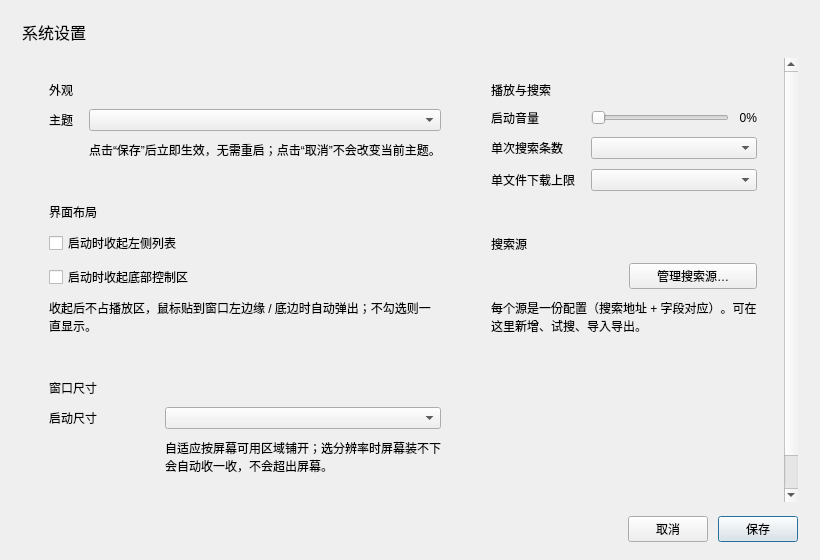
gong1-1989/MusicVideoPlayer, file src/ui/SettingsDialog.ui: the form before one commit.
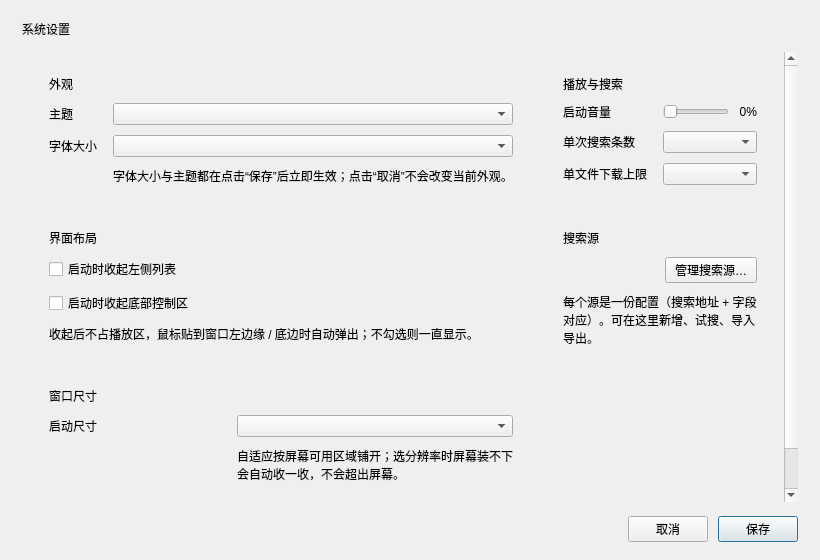
The form after the commit.

```diff
--- a/src/ui/SettingsDialog.ui
+++ b/src/ui/SettingsDialog.ui
@@ -41,7 +41,7 @@
       <string>label_sectionTitle</string>
      </property>
      <property name="styleSheet">
-      <string notr="true">font-size:16px;</string>
+      <string notr="true">font-size:1.25em;</string>
      </property>
      <property name="text">
       <string>系统设置</string>
@@ -121,13 +121,23 @@
             <item row="0" column="1">
              <widget class="QComboBox" name="combo_theme"/>
             </item>
+            <item row="1" column="0">
+             <widget class="QLabel" name="label_fontCaption">
+              <property name="text">
+               <string>字体大小</string>
+              </property>
+             </widget>
+            </item>
             <item row="1" column="1">
+             <widget class="QComboBox" name="combo_fontPercent"/>
+            </item>
+            <item row="2" column="1">
              <widget class="QLabel" name="label_themeHint">
               <property name="objectName">
                <string>label_hint</string>
               </property>
               <property name="text">
-               <string>点击“保存”后立即生效，无需重启；点击“取消”不会改变当前主题。</string>
+               <string>字体大小与主题都在点击“保存”后立即生效；点击“取消”不会改变当前外观。</string>
               </property>
              </widget>
             </item>
```
